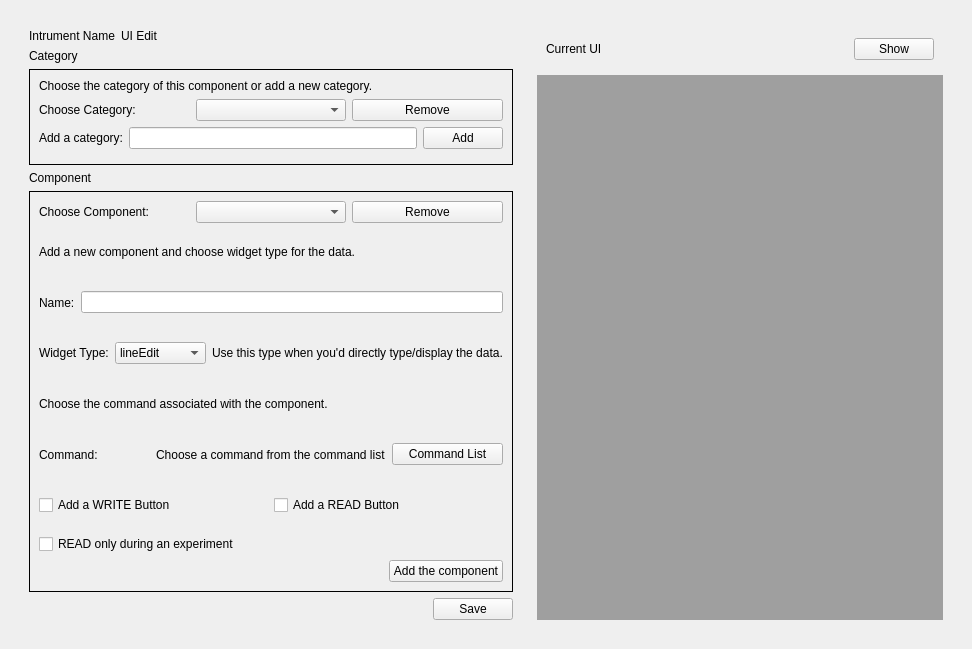
The window that GUI/ui_files/ui_edit.ui (YeonungK/YonKu) describes before a commit, drawn with Qt 5.
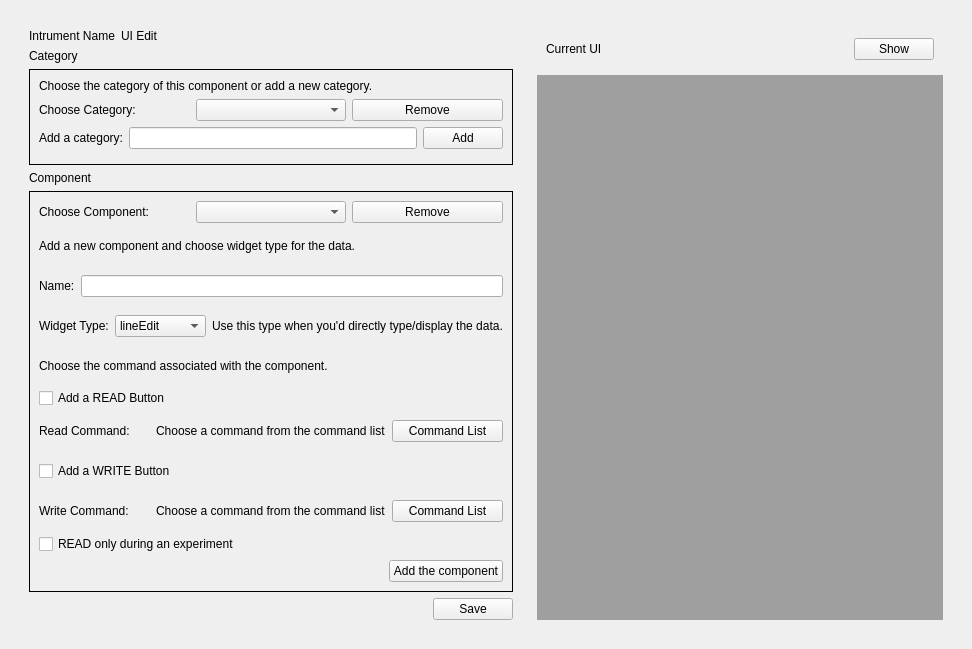
The same window after the commit.

Commit message: still gotta work on read and write command

Patch:
```diff
--- a/GUI/ui_files/ui_edit.ui
+++ b/GUI/ui_files/ui_edit.ui
@@ -19,7 +19,7 @@
      <property name="frameShape">
       <enum>QFrame::NoFrame</enum>
      </property>
-     <layout class="QHBoxLayout" name="horizontalLayout_10">
+     <layout class="QHBoxLayout" name="horizontalLayout_15">
       <item>
        <widget class="QFrame" name="frame_15">
         <property name="layoutDirection">
@@ -444,7 +444,14 @@
                 </widget>
                </item>
                <item>
-                <widget class="QFrame" name="frame_11">
+                <widget class="QCheckBox" name="add_read_checkBox">
+                 <property name="text">
+                  <string>Add a READ Button</string>
+                 </property>
+                </widget>
+               </item>
+               <item>
+                <widget class="QFrame" name="read_command_frame">
                  <property name="frameShape">
                   <enum>QFrame::NoFrame</enum>
                  </property>
@@ -464,7 +471,7 @@
                   <item>
                    <widget class="QLabel" name="label_13">
                     <property name="text">
-                     <string>Command:</string>
+                     <string>Read Command:</string>
                     </property>
                    </widget>
                   </item>
@@ -510,10 +517,45 @@
                     </property>
                    </widget>
                   </item>
+                 </layout>
+                </widget>
+               </item>
+               <item>
+                <widget class="QFrame" name="write_command_frame">
+                 <property name="frameShape">
+                  <enum>QFrame::NoFrame</enum>
+                 </property>
+                 <layout class="QHBoxLayout" name="horizontalLayout_10">
+                  <property name="leftMargin">
+                   <number>0</number>
+                  </property>
+                  <property name="topMargin">
+                   <number>0</number>
+                  </property>
+                  <property name="rightMargin">
+                   <number>0</number>
+                  </property>
+                  <property name="bottomMargin">
+                   <number>0</number>
+                  </property>
                   <item>
-                   <widget class="QCheckBox" name="add_read_checkBox">
+                   <widget class="QLabel" name="label_14">
                     <property name="text">
-                     <string>Add a READ Button</string>
+                     <string>Write Command:</string>
+                    </property>
+                   </widget>
+                  </item>
+                  <item>
+                   <widget class="QLabel" name="write_command_name_label">
+                    <property name="text">
+                     <string>Choose a command from the command list</string>
+                    </property>
+                   </widget>
+                  </item>
+                  <item>
+                   <widget class="QPushButton" name="write_command_list_pushButton">
+                    <property name="text">
+                     <string>Command List</string>
                     </property>
                    </widget>
                   </item>
```
Left out of the diff: 4 changed lines with no effect on the pictures. The commit also changes 31 other files.
